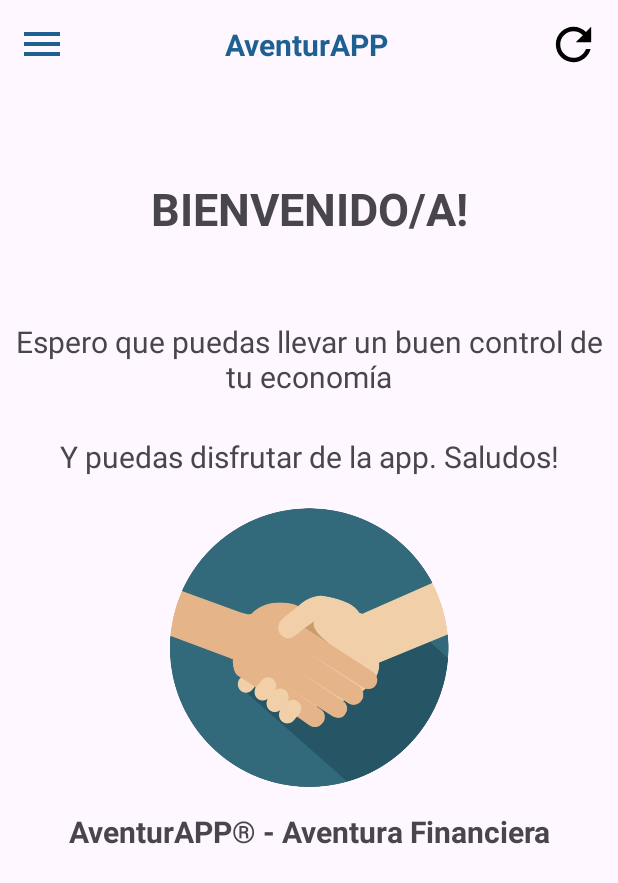
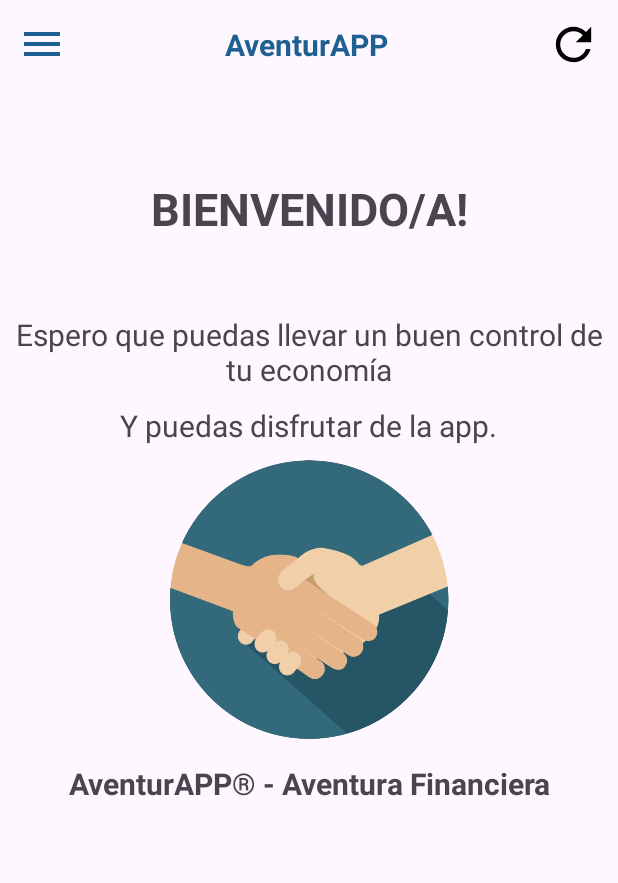
Before and after one commit to gabriellescano5/AventurAPP, an Android app: the screen it shows after launch once a user with an empty profile is signed in (MainActivity), on a phone screen of 412 x 824 dp. Shown: the top 883 px of the screen. Run offline under Robolectric (Android 15) with nearby library versions, the phone set to English and light mode, and no system bars; our stand-ins replace Firebase (no records; nobody signed in at launch, a user with empty details on screens opened directly).

```diff
--- a/app/src/main/AndroidManifest.xml
+++ b/app/src/main/AndroidManifest.xml
@@ -28,7 +28,7 @@
             android:exported="false"/>
         <activity
             android:name=".login.LoginActivity"
-            android:exported="false"/>
+            android:exported="false" />
         <activity
             android:name=".consultas.ConsultasActivity"
             android:exported="true" />
--- a/app/src/main/java/com/example/aventurapp/consultas/ConsultasActivity.java
+++ b/app/src/main/java/com/example/aventurapp/consultas/ConsultasActivity.java
@@ -136,8 +136,7 @@
     }
 
     public void ClickLogout(View view) {
-        //Cerrar app
-        MainActivity.cerrarSesion(this);
+            MainActivity.cerrarSesion(this);
     }
 
     @Override
--- a/app/src/main/java/com/example/aventurapp/divisas/DivisasActivity.java
+++ b/app/src/main/java/com/example/aventurapp/divisas/DivisasActivity.java
@@ -55,6 +55,7 @@
     ApiResponse apiResponse; // clase
 
     ProgressDialog progressDialog;
+
 
     @Override
     protected void onCreate(Bundle savedInstanceState) {
@@ -229,8 +230,7 @@
     }
 
     public void ClickLogout(View view) {
-        //Cerrar app
-        MainActivity.cerrarSesion(this);
+            MainActivity.cerrarSesion(this);
     }
 
     @Override
--- a/app/src/main/java/com/example/aventurapp/login/LoginActivity.java
+++ b/app/src/main/java/com/example/aventurapp/login/LoginActivity.java
@@ -21,6 +21,7 @@
     //Inicialización de variables
     ActivityLoginBinding binding;
     FirebaseAuth firebaseAuth;
+
 
     @Override
     protected void onCreate(Bundle savedInstanceState) {
--- a/app/src/main/java/com/example/aventurapp/menu/MainActivity.java
+++ b/app/src/main/java/com/example/aventurapp/menu/MainActivity.java
@@ -35,6 +35,7 @@
     DrawerLayout drawerLayout;
     FirebaseFirestore firebaseFirestore;
     static FirebaseAuth firebaseAuth;
+    static boolean b = false;
 
     @Override
     protected void onCreate(Bundle savedInstanceState) {
@@ -106,15 +107,12 @@
     }
 
     public void ClickLogout(View view) {
-        //Cerrar aplicación
-        cerrarSesion(this);
-
+            cerrarSesion(this);
     }
 
     public void ClickRefrescar(View view){
         recreate();
     }
-
 
     public static void cerrarSesion(Activity activity) {
         //Inicialización alert dialog
@@ -127,8 +125,10 @@
         builder.setPositiveButton("YES", new DialogInterface.OnClickListener() {
             @Override
             public void onClick(DialogInterface dialogInterface, int i) {
+//                Cierre de sesión con Firebase
                 firebaseAuth.signOut();
             }
+
         });
         //botón negativo - NO
         builder.setNegativeButton("NO", new DialogInterface.OnClickListener() {
@@ -140,6 +140,7 @@
         //mostrar dialog
         builder.create().show();
     }
+
 
 
     public static void redireccionarActivity(Activity activity, Class aClass) {
--- a/app/src/main/res/layout/activity_main.xml
+++ b/app/src/main/res/layout/activity_main.xml
@@ -25,16 +25,16 @@
         <TextView
             android:layout_marginTop="10dp"
             android:padding="10dp"
-            android:layout_width="match_parent"
-            android:layout_height="80dp"
+            android:layout_width="wrap_content"
+            android:layout_height="wrap_content"
             android:gravity="center"
             android:text="@string/info"
             android:textSize="20sp"/>
         <TextView
             android:padding="0dp"
-            android:layout_width="match_parent"
-            android:layout_height="50dp"
-            android:gravity="center"
+            android:layout_width="wrap_content"
+            android:layout_height="wrap_content"
+            android:layout_gravity="center"
             android:text="@string/info2"
             android:textSize="20sp" />
         <ImageView
--- a/app/src/main/res/values/strings.xml
+++ b/app/src/main/res/values/strings.xml
@@ -53,7 +53,7 @@
     <string name="ejemploCodigo">CÓDIGO ARG00</string>
     <string name="bienvenido">BIENVENIDO/A!</string>
     <string name="info">Espero que puedas llevar un buen control de tu economía</string>
-    <string name="info2">Y puedas disfrutar de la app. Saludos!</string>
+    <string name="info2">Y puedas disfrutar de la app.</string>
     <string name="marca">AventurAPP® - Aventura Financiera</string>
     <string name="marca1">AventurAPP!</string>
     <string name="ingresatuCorreoRecuperacion">Ingresa tu correo</string>
```
